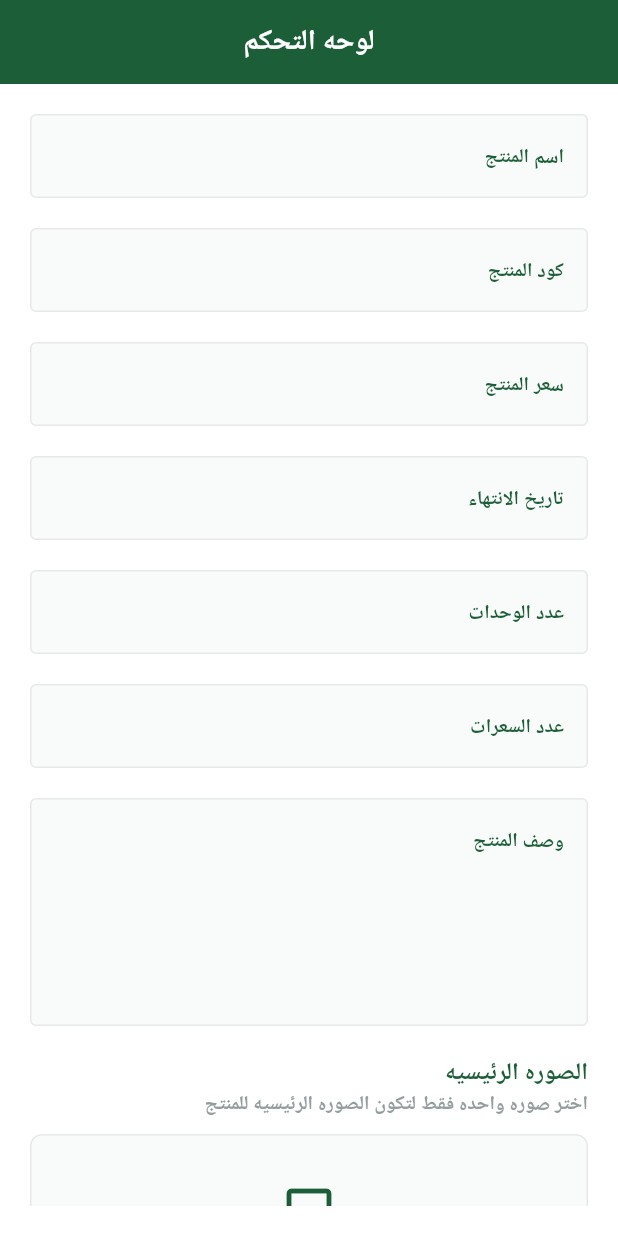
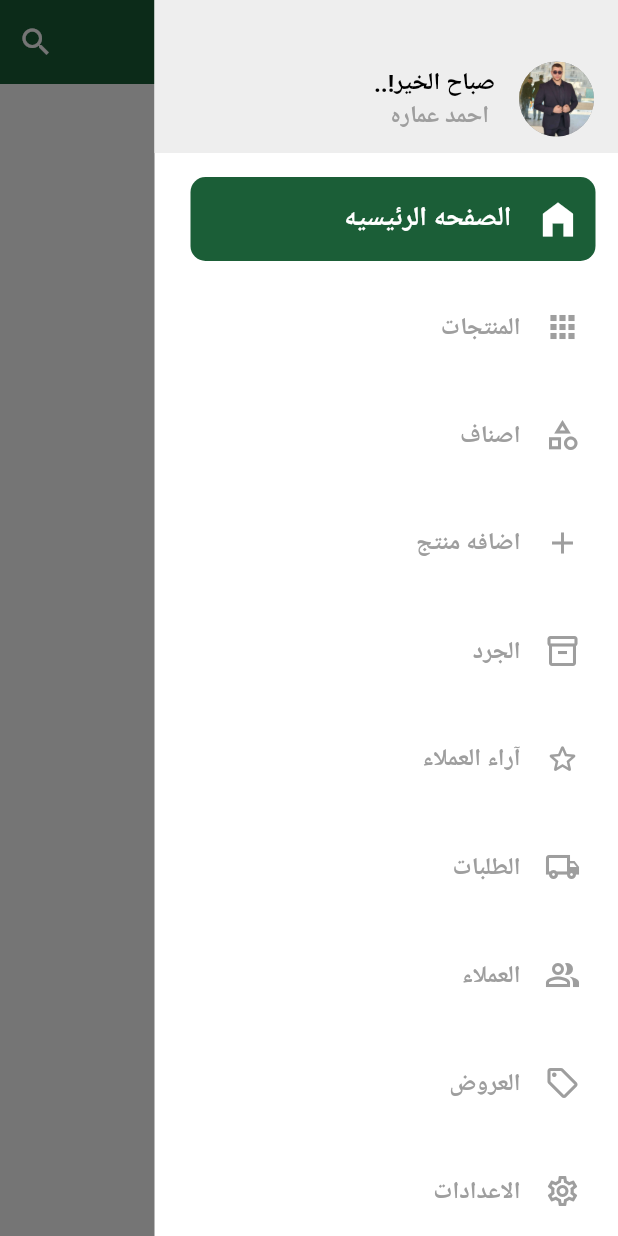
Before and after one commit to AhmedOmara-Flutter/fruit_hub_dashboard, a Flutter app: the screen it shows after launch, with the side drawer open (before the commit the screen has no drawer), on a phone screen of 412 x 824 dp. Run offline on Flutter 3.47's test engine with Material 3 defaults, Android fonts, the phone set to English and light mode, and no system bars; our stand-ins replace bloc, cloud_firestore, dartz, dotted_border, firebase_core, flutter_bloc and 3 more; accounts and stored records are empty; Roboto replaces fonts that are missing (Cairo).

Commit message:
add custom drawer and handle all logic between navigation

```diff
--- a/lib/core/utils/route_manager.dart
+++ b/lib/core/utils/route_manager.dart
@@ -1,14 +1,19 @@
 
 import 'package:flutter/material.dart';
 import 'package:fruit_hub_dashboard/feature/add_product/presentation/view/add_product_view.dart';
+import 'package:fruit_hub_dashboard/feature/main/presentation/view/main_view.dart';
 
 class RouteManager {
+  static const String main = '/mainView';
   static const String addProductView = '/addProductView';
 }
 
 class GenerateRoute {
   static Route<dynamic> generateRoute(RouteSettings settings) {
     switch (settings.name) {
+      case RouteManager.main:
+        return MaterialPageRoute(builder: (_) => const MainView());
+
       case RouteManager.addProductView:
         return MaterialPageRoute(builder: (_) => const AddProductView());
       default:
--- a/lib/feature/add_product/presentation/view/add_product_view.dart
+++ b/lib/feature/add_product/presentation/view/add_product_view.dart
@@ -1,7 +1,6 @@
 import 'package:flutter/material.dart';
 import 'package:flutter_bloc/flutter_bloc.dart';
 import 'package:fruit_hub_dashboard/feature/add_product/presentation/widgets/add_product_view_body.dart';
-
 import '../../../../core/helper_function/custom_show_snake_bar.dart';
 import '../../../../core/repos/add_product_repo/add_product_repo_impl.dart';
 import '../../../../core/repos/upload_image_repo/upload_image_repo_impl.dart';
@@ -14,21 +13,15 @@ class AddProductView extends StatelessWidget {
 
   @override
   Widget build(BuildContext context) {
-    return BlocProvider(
+    return  BlocProvider(
         create: (context) =>
             AddProductCubit(
               AddProductRepoImpl(
                   FirestoreDatabase()),
               UploadImageRepoImpl(SupabaseStorage()),
             ),
-      child: Scaffold(
-        appBar: AppBar(
-          title: Text('لوحه التحكم', style: TextStyle(color: Colors.white)),
-          centerTitle: true,
-          automaticallyImplyLeading: false,
-          backgroundColor: Color(0xff1B5E37),
-        ),
-        body: BlocConsumer<AddProductCubit, AddProductState>(
+
+        child: BlocConsumer<AddProductCubit, AddProductState>(
           listener: (context, state) {
             if (state is AddProductFailure) {
               customShowSnakeBar(
@@ -42,8 +35,7 @@ class AddProductView extends StatelessWidget {
           builder: (context, state) {
             return AddProductViewBody();
           },
-        ),
-      ),
+        )
     );
   }
 }
--- /dev/null
+++ b/lib/feature/clients/presentation/view/clients_view.dart
@@ -0,0 +1,14 @@
+import 'package:flutter/material.dart';
+
+import '../widgets/clients_view_body.dart';
+
+class ClientsView extends StatelessWidget {
+  const ClientsView({super.key});
+
+  @override
+  Widget build(BuildContext context) {
+    return Scaffold(
+      body: ClientsViewBody(),
+    );
+  }
+}
--- /dev/null
+++ b/lib/feature/clients/presentation/widgets/clients_view_body.dart
@@ -0,0 +1,14 @@
+import 'package:flutter/material.dart';
+
+class ClientsViewBody extends StatelessWidget {
+  const ClientsViewBody({super.key});
+
+  @override
+  Widget build(BuildContext context) {
+    return Column(
+      children: [
+
+      ],
+    );
+  }
+}
--- /dev/null
+++ b/lib/feature/main/data/drawer_item_model.dart
@@ -0,0 +1,9 @@
+import 'package:flutter/material.dart';
+
+class DrawerItemModel {
+  final String title;
+  final IconData inactiveIcon;
+  final IconData activeIcon;
+
+  const DrawerItemModel({required this.title, required this.inactiveIcon, required this.activeIcon});
+}
--- /dev/null
+++ b/lib/feature/main/presentation/view/main_view.dart
@@ -0,0 +1,49 @@
+import 'package:flutter/material.dart';
+import 'package:flutter_bloc/flutter_bloc.dart';
+
+import '../view_model/main_cubit.dart';
+import '../widgets/custom_drawer.dart';
+
+class MainView extends StatefulWidget {
+  const MainView({super.key});
+
+  @override
+  State<MainView> createState() => _MainViewState();
+}
+
+class _MainViewState extends State<MainView> {
+  final GlobalKey<ScaffoldState> _scaffoldKey = GlobalKey<ScaffoldState>();
+
+  @override
+  Widget build(BuildContext context) {
+    return BlocBuilder<MainCubit,MainState>(
+  builder: (context, state) {
+    final cubit=context.read<MainCubit>();
+    return Scaffold(
+      key: _scaffoldKey,
+      drawer: CustomDrawer(),
+      appBar: AppBar(
+        title: Text(
+          cubit.drawerItems[cubit.selectedIndex].title,
+          style: TextStyle(color: Colors.white),
+        ),
+       centerTitle: true,
+        leading: IconButton(
+          onPressed: () {
+            _scaffoldKey.currentState!.openDrawer();
+          },
+          icon: Icon(Icons.menu,color: Colors.white,),
+          color: Color(0xff4EB7F2),
+        ),
+        automaticallyImplyLeading: false,
+        backgroundColor: Color(0xff1B5E37),
+        actions: [
+          IconButton(onPressed: (){}, icon:Icon(Icons.search,color: Colors.white,))
+        ],
+      ),
+      body: cubit.screens[cubit.selectedIndex],
+    );
+  },
+);
+  }
+}
--- /dev/null
+++ b/lib/feature/main/presentation/view_model/main_cubit.dart
@@ -0,0 +1,83 @@
+import 'package:bloc/bloc.dart';
+import 'package:flutter/material.dart';
+import 'package:fruit_hub_dashboard/feature/add_product/presentation/view/add_product_view.dart';
+
+import '../../data/drawer_item_model.dart';
+
+part 'main_state.dart';
+
+class MainCubit extends Cubit<MainState> {
+  MainCubit() : super(MainInitial());
+  int selectedIndex = 0;
+
+  final List<DrawerItemModel> drawerItems = [
+    DrawerItemModel(
+      title: 'الصفحه الرئيسيه',
+      inactiveIcon: Icons.home_outlined,
+      activeIcon: Icons.home_filled,
+    ),
+    DrawerItemModel(
+      title: 'المنتجات',
+      inactiveIcon: Icons.apps,
+      activeIcon: Icons.apps,
+    ),
+    DrawerItemModel(
+      title: 'اصناف',
+      inactiveIcon: Icons.category_outlined,
+      activeIcon: Icons.category_rounded,
+    ),
+    DrawerItemModel(
+      title: 'اضافه منتج',
+      inactiveIcon: Icons.add,
+      activeIcon: Icons.add,
+    ),
+    DrawerItemModel(
+      title: 'الجرد',
+      inactiveIcon: Icons.inventory_2_outlined,
+      activeIcon: Icons.inventory,
+    ),
+    DrawerItemModel(
+      title: 'آراء العملاء',
+      inactiveIcon: Icons.star_border_rounded,
+      activeIcon: Icons.star,
+    ),
+    DrawerItemModel(
+      title: 'الطلبات',
+      inactiveIcon: Icons.local_shipping_outlined,
+      activeIcon: Icons.local_shipping,
+    ),
+    DrawerItemModel(
+      title: 'العملاء',
+      inactiveIcon: Icons.people_alt_outlined,
+      activeIcon: Icons.people,
+    ),
+    DrawerItemModel(
+      title: 'العروض',
+      inactiveIcon: Icons.local_offer_outlined,
+      activeIcon: Icons.local_offer,
+    ),
+    DrawerItemModel(
+      title: 'الاعدادات',
+      inactiveIcon: Icons.settings_outlined,
+      activeIcon: Icons.settings,
+    ),
+  ];
+
+  final List<Widget> screens = [
+    SizedBox(),
+    SizedBox(),
+    SizedBox(),
+    AddProductView(),
+    SizedBox(),
+    SizedBox(),
+    SizedBox(),
+    SizedBox(),
+    SizedBox(),
+    SizedBox(),
+  ];
+
+  void changeIndex(int index) {
+    selectedIndex = index;
+    emit(MainChangeIndex());
+  }
+}
--- /dev/null
+++ b/lib/feature/main/presentation/view_model/main_state.dart
@@ -0,0 +1,7 @@
+part of 'main_cubit.dart';
+
+@immutable
+sealed class MainState {}
+
+final class MainInitial extends MainState {}
+final class MainChangeIndex extends MainState {}
--- /dev/null
+++ b/lib/feature/main/presentation/widgets/active_and_inactive_item.dart
@@ -0,0 +1,49 @@
+import 'package:flutter/material.dart';
+
+import '../../data/drawer_item_model.dart';
+
+class InActiveDrawerItem extends StatelessWidget {
+  const InActiveDrawerItem({super.key, required this.drawerItemModel});
+
+  final DrawerItemModel drawerItemModel;
+
+  @override
+  Widget build(BuildContext context) {
+    return ListTile(
+      contentPadding: EdgeInsetsGeometry.only(right: 10),
+      leading: Icon(drawerItemModel.inactiveIcon, color: Colors.grey,),
+      title: Text(
+        drawerItemModel.title,
+        style: Theme.of(
+          context,
+        ).textTheme.labelMedium!.copyWith(color: Colors.grey),
+      ),
+    );
+  }
+}
+
+class ActiveDrawerItem extends StatelessWidget {
+  const ActiveDrawerItem({super.key, required this.drawerItemModel});
+
+  final DrawerItemModel drawerItemModel;
+
+  @override
+  Widget build(BuildContext context) {
+    return Container(
+      decoration: BoxDecoration(
+        borderRadius: BorderRadius.circular(10),
+        color: Color(0xff1B5E37),
+      ),
+      child: ListTile(
+        contentPadding: EdgeInsetsGeometry.only(right: 10),
+        leading: Icon(drawerItemModel.activeIcon, color: Colors.white,size: 30,),
+        title: Text(
+          drawerItemModel.title,
+          style: Theme.of(
+            context,
+          ).textTheme.labelMedium!.copyWith(color: Colors.white,fontSize:18 ),
+        ),
+      ),
+    );
+  }
+}
--- /dev/null
+++ b/lib/feature/main/presentation/widgets/custom_drawer.dart
@@ -0,0 +1,22 @@
+import 'package:flutter/material.dart';
+
+import 'custom_drawer_header.dart';
+import 'drawer_item_list_view.dart';
+
+class CustomDrawer extends StatelessWidget {
+  const CustomDrawer({super.key});
+
+  @override
+  Widget build(BuildContext context) {
+    return Container(
+      color: Colors.white,
+      width: MediaQuery.sizeOf(context).width * 0.75,
+      child: CustomScrollView(
+        slivers: [
+          SliverToBoxAdapter(child: CustomDrawerHeader()),
+          DrawerItemListView(),
+        ],
+      ),
+    );
+  }
+}
--- /dev/null
+++ b/lib/feature/main/presentation/widgets/custom_drawer_header.dart
@@ -0,0 +1,31 @@
+import 'package:flutter/material.dart';
+
+import '../../../../generated/assets.dart';
+
+class CustomDrawerHeader extends StatelessWidget {
+  const CustomDrawerHeader({super.key});
+
+  @override
+  Widget build(BuildContext context) {
+    return Container(
+      padding: EdgeInsets.only(top: 30),
+      color: Colors.grey.shade200,
+      child: ListTile(
+        leading: CircleAvatar(
+          backgroundColor: Colors.grey,
+          radius: 25,
+          backgroundImage: AssetImage(Assets.images.img.path),
+        ),
+        title: Text(
+          'صباح الخير!..',
+          style: Theme.of(context).textTheme.labelMedium,
+        ),
+        subtitle: Text(
+          ' احمد عماره',
+          style: Theme.of(context).textTheme.labelMedium!.copyWith(
+              color: Colors.grey
+          ),      ),
+      ),
+    );
+  }
+}
--- /dev/null
+++ b/lib/feature/main/presentation/widgets/drawer_item.dart
@@ -0,0 +1,23 @@
+
+import 'package:flutter/material.dart';
+
+import '../../data/drawer_item_model.dart';
+import 'active_and_inactive_item.dart';
+
+class DrawerItem extends StatelessWidget {
+  final DrawerItemModel drawerItemModel;
+  final bool isActive;
+
+  const DrawerItem({
+    super.key,
+    required this.drawerItemModel,
+    required this.isActive,
+  });
+
+  @override
+  Widget build(BuildContext context) {
+    return isActive
+        ? ActiveDrawerItem(drawerItemModel: drawerItemModel)
+        : InActiveDrawerItem(drawerItemModel: drawerItemModel);
+  }
+}
--- /dev/null
+++ b/lib/feature/main/presentation/widgets/drawer_item_list_view.dart
@@ -0,0 +1,51 @@
+import 'package:flutter/material.dart';
+import 'package:flutter_bloc/flutter_bloc.dart';
+
+import '../view_model/main_cubit.dart';
+import 'drawer_item.dart';
+
+class DrawerItemListView extends StatefulWidget {
+  const DrawerItemListView({super.key});
+
+  @override
+  State<DrawerItemListView> createState() => _DrawerItemListViewState();
+}
+
+class _DrawerItemListViewState extends State<DrawerItemListView> {
+  @override
+  Widget build(BuildContext context) {
+    return BlocBuilder<MainCubit, MainState>(
+      builder: (context, state) {
+        final cubit = context.read<MainCubit>();
+
+        return SliverPadding(
+          padding: const EdgeInsets.only(
+            left: 24,
+            right: 15,
+            top: 16,
+            bottom: 16,
+          ),
+          sliver: SliverList.separated(
+            itemBuilder: (context, index) => GestureDetector(
+              onTap: () async{
+                if (cubit.selectedIndex != index) {
+                  cubit.changeIndex(index);
+                  await Future.delayed(
+                    const Duration(milliseconds: 190),
+                  );
+                  Navigator.pop(context);
+                }
+              },
+              child: DrawerItem(
+                drawerItemModel: cubit.drawerItems[index],
+                isActive: cubit.selectedIndex == index,
+              ),
+            ),
+            separatorBuilder: (context, index) => SizedBox(height: 16),
+            itemCount: cubit.drawerItems.length,
+          ),
+        );
+      },
+    );
+  }
+}
--- a/lib/main.dart
+++ b/lib/main.dart
@@ -1,25 +1,23 @@
 import 'package:firebase_core/firebase_core.dart';
 import 'package:flutter/material.dart';
+import 'package:flutter_bloc/flutter_bloc.dart';
 import 'package:flutter_localizations/flutter_localizations.dart';
 import 'package:fruit_hub_dashboard/core/utils/theme_manager.dart';
 import 'package:supabase_flutter/supabase_flutter.dart';
 
 import 'core/utils/route_manager.dart';
+import 'feature/main/presentation/view_model/main_cubit.dart';
 import 'firebase_options.dart';
 import 'generated/l10n.dart';
 
-void main()async {
+void main() async {
   WidgetsFlutterBinding.ensureInitialized();
-  await Firebase.initializeApp(
-    options: DefaultFirebaseOptions.currentPlatform,
-  );
+  await Firebase.initializeApp(options: DefaultFirebaseOptions.currentPlatform);
 
   await Supabase.initialize(
     url: 'https://wplubouwksawibitfhlj.supabase.co',
     anonKey: 'sb_publishable_28OdrvHF22OZhJIOnmQGFQ_T98mgadn',
   );
-
-
 
   runApp(const MyApp());
 }
@@ -29,7 +27,9 @@ class MyApp extends StatelessWidget {
 
   @override
   Widget build(BuildContext context) {
-    return MaterialApp(
+    return MultiBlocProvider(
+      providers: [BlocProvider(create: (context) => MainCubit())],
+      child: MaterialApp(
         localizationsDelegates: [
           S.delegate,
           GlobalMaterialLocalizations.delegate,
@@ -41,7 +41,8 @@ class MyApp extends StatelessWidget {
         theme: ThemeManager.lightTheme,
         debugShowCheckedModeBanner: false,
         onGenerateRoute: GenerateRoute.generateRoute,
-      initialRoute: RouteManager.addProductView,
+        initialRoute: RouteManager.main,
+      ),
     );
   }
 }
--- a/pubspec.yaml
+++ b/pubspec.yaml
@@ -36,7 +36,6 @@ dependencies:
   cupertino_icons: ^1.0.8
   firebase_core: ^4.7.0
   image_picker: ^1.2.1
-
   flutter_localizations:
     sdk: flutter
   dartz: ^0.10.1
@@ -47,6 +46,8 @@ dependencies:
   conditional_builder_null_safety: ^0.0.6
   dotted_border: ^2.1.0
   image: ^4.8.0
+  flutter_svg: ^2.0.10
+  provider: ^6.1.5+1
 
 
 
```
Also changed, not shown: assets/images/img.png (added), lib/generated/assets.dart, pubspec.lock. Lines whose indentation alone changed are shown as unchanged.
